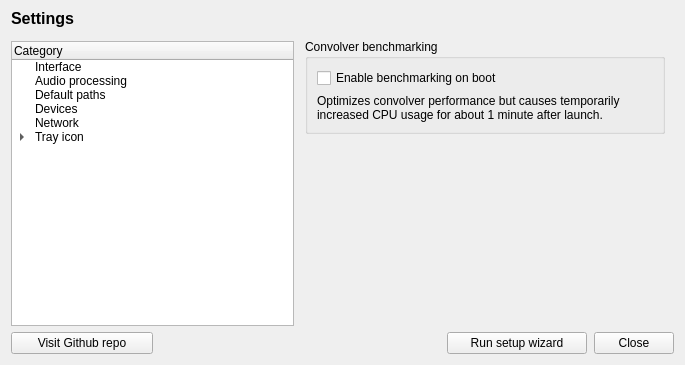
Above: src/interface/fragment/SettingsFragment.ui from Audio4Linux/JDSP4Linux before the change. Below: the same form after it.
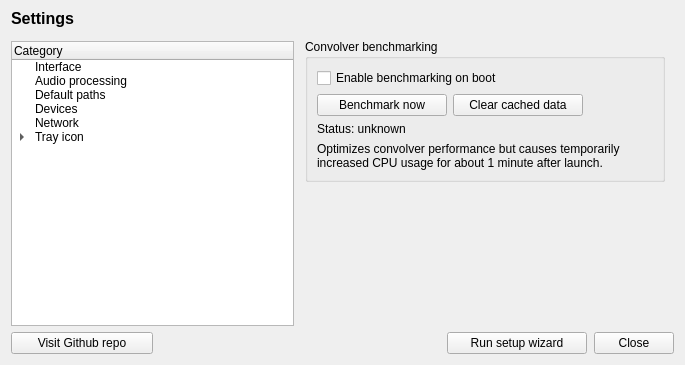
That is the form after the change. Custom widgets are drawn as their Qt base class.

Patch:
```diff
--- a/src/interface/fragment/SettingsFragment.ui
+++ b/src/interface/fragment/SettingsFragment.ui
@@ -306,6 +306,59 @@
               </property>
              </widget>
             </item>
+            <item>
+             <layout class="QHBoxLayout" name="horizontalLayout_8">
+              <property name="topMargin">
+               <number>0</number>
+              </property>
+              <item>
+               <widget class="QPushButton" name="benchmarkNow">
+                <property name="minimumSize">
+                 <size>
+                  <width>130</width>
+                  <height>0</height>
+                 </size>
+                </property>
+                <property name="text">
+                 <string>Benchmark now</string>
+                </property>
+               </widget>
+              </item>
+              <item>
+               <widget class="QPushButton" name="benchmarkClear">
+                <property name="minimumSize">
+                 <size>
+                  <width>130</width>
+                  <height>0</height>
+                 </size>
+                </property>
+                <property name="text">
+                 <string>Clear cached data</string>
+                </property>
+               </widget>
+              </item>
+              <item>
+               <spacer name="horizontalSpacer_6">
+                <property name="orientation">
+                 <enum>Qt::Horizontal</enum>
+                </property>
+                <property name="sizeHint" stdset="0">
+                 <size>
+                  <width>40</width>
+                  <height>20</height>
+                 </size>
+                </property>
+               </spacer>
+              </item>
+             </layout>
+            </item>
+            <item>
+             <widget class="QLabel" name="benchmarkStatus">
+              <property name="text">
+               <string notr="true">Status: unknown</string>
+              </property>
+             </widget>
+            </item>
             <item>
              <widget class="QLabel" name="label_8">
               <property name="text">
```
